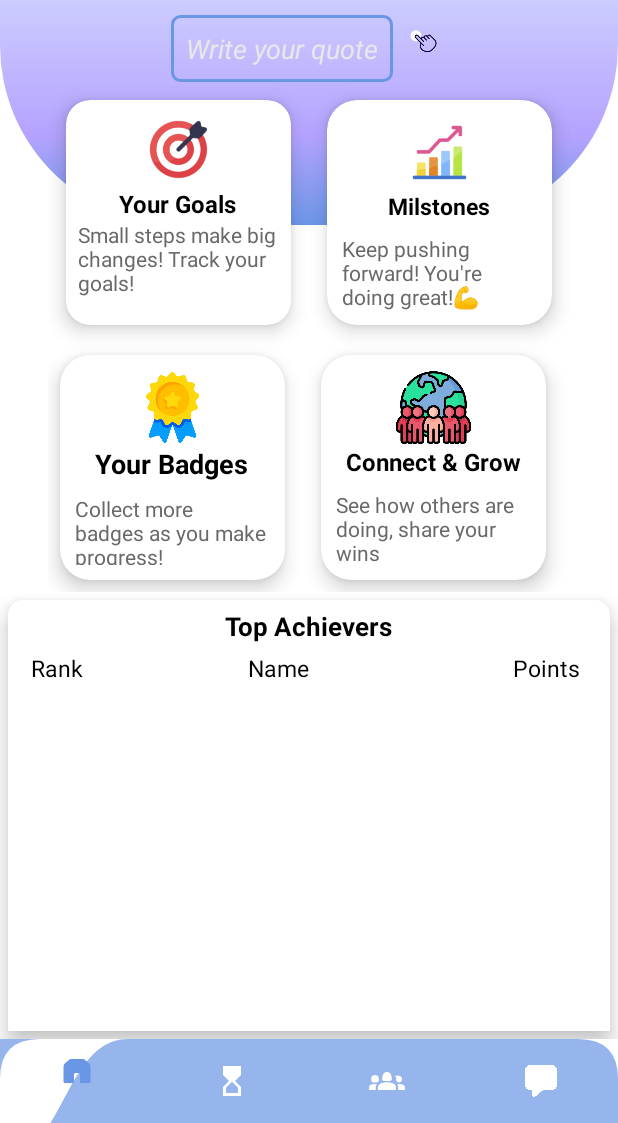
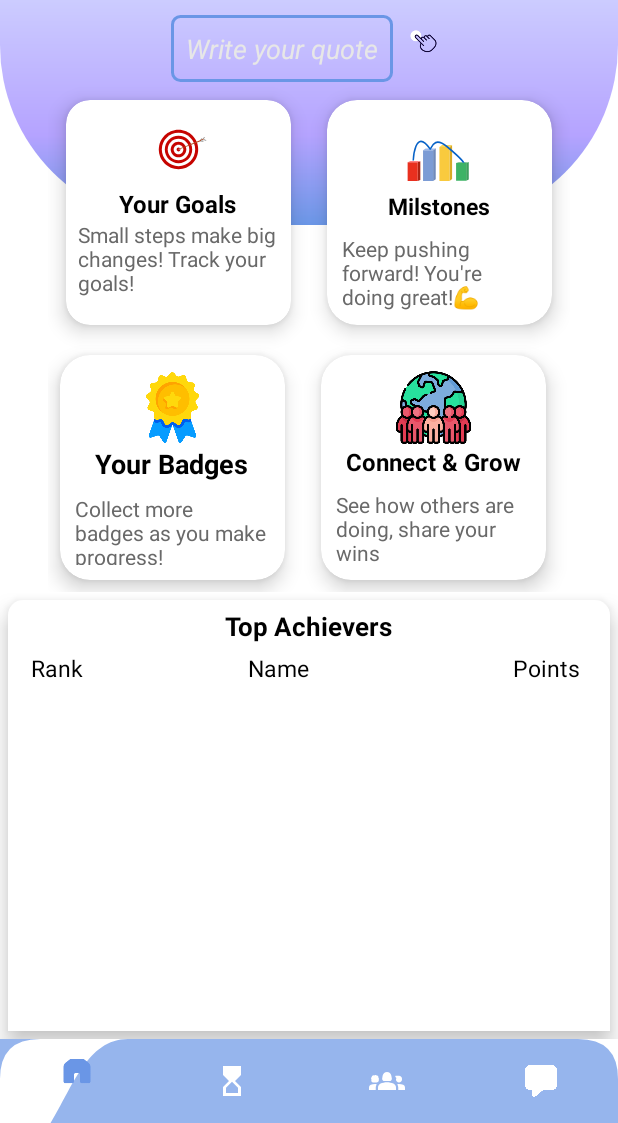
Before and after one commit to Akram-ii/New-Step, an Android app: the HomeFragment screen opened directly, with no data from a screen before it, on a phone screen of 412 x 824 dp, the part 113-1236 px from its top. Run offline under Robolectric (Android 15) with nearby library versions, the phone set to English and light mode, and no system bars; our stand-ins replace Firebase (no records; nobody signed in at launch, a user with empty details on screens opened directly), Picasso, sdp/ssp sizes; pictures from the network do not load; 2 statements that could not run were skipped.

Commit message:
animation home

```diff
--- a/app/build.gradle
+++ b/app/build.gradle
@@ -87,6 +87,7 @@ dependencies {
     implementation 'com.cloudinary:cloudinary-android:2.0.0'
     implementation 'com.github.yalantis:ucrop:2.2.8'
     implementation 'de.hdodenhof:circleimageview:3.1.0'
+    implementation 'com.airbnb.android:lottie:6.1.0'
 
 }
 apply plugin: 'com.google.gms.google-services'
--- a/app/src/main/java/com/example/newstep/Fragments/HomeFragment.java
+++ b/app/src/main/java/com/example/newstep/Fragments/HomeFragment.java
@@ -3,7 +3,7 @@ package com.example.newstep.Fragments;
 import static android.content.Context.MODE_PRIVATE;
 
 import android.content.DialogInterface;
-
+import com.airbnb.lottie.LottieAnimationView;
 import android.content.SharedPreferences;
 import android.os.Bundle;
 
@@ -53,13 +53,18 @@ public class HomeFragment extends Fragment {
     CardView ProgressCard,BadgesCard,GoalsCard,CommunityCard;
     long lastUpdatedTime;
     FirebaseFirestore fdb;
+    private LottieAnimationView progressAnimation;
+    private LottieAnimationView goalsAnimation;
+
     @Override
     public View onCreateView(LayoutInflater inflater, ViewGroup container,
                              Bundle savedInstanceState) {
         View rootView = inflater.inflate(R.layout.fragment_home, container, false);
         textViewQuote = rootView.findViewById(R.id.quote_textView);
         click=rootView.findViewById(R.id.clickIcon);
+        progressAnimation = rootView.findViewById(R.id.progressAnimation);
 
+        goalsAnimation = rootView.findViewById(R.id.goalsAnimation);
         GoalsCard=rootView.findViewById(R.id.goals_card);
         leaderBoard=rootView.findViewById(R.id.leader_board);
         CommunityCard=rootView.findViewById(R.id.commu_card);
@@ -73,7 +78,8 @@ loadUsersLeaderBoard();
         String[] quoteData = dbHelper.getQuote();
         quote = quoteData[0];
         lastUpdatedTime = Long.parseLong(quoteData[1]);
-
+        progressAnimation.playAnimation();
+        goalsAnimation.playAnimation();
         Calendar last = Calendar.getInstance();
         last.setTimeInMillis(lastUpdatedTime);
 
@@ -226,4 +232,29 @@ loadUsersLeaderBoard();
         SharedPreferences prefs = getActivity().getSharedPreferences("AppPrefs", MODE_PRIVATE);
         prefs.edit().putString("lastFragment", "HomeFragment").apply();
     }
-}
+    @Override
+    public void onResume() {
+        super.onResume();
+
+        if (progressAnimation != null) {
+            progressAnimation.resumeAnimation();
+        }
+        if (goalsAnimation != null) {
+            goalsAnimation.resumeAnimation();
+        }
+
+    }
+
+    @Override
+    public void onPause() {
+        super.onPause();
+
+        if (progressAnimation != null) {
+            progressAnimation.pauseAnimation();
+        }
+        if (goalsAnimation != null) {
+            goalsAnimation.pauseAnimation();
+        }
+    }
+
+    }
--- a/app/src/main/res/layout/fragment_home.xml
+++ b/app/src/main/res/layout/fragment_home.xml
@@ -78,12 +78,14 @@
             android:padding="8dp"
             android:orientation="vertical">
 
-                <ImageView
+            <com.airbnb.lottie.LottieAnimationView
+                android:id="@+id/goalsAnimation"
                 android:layout_width="50dp"
                 android:layout_height="50dp"
                 android:layout_gravity="center_horizontal"
-                    android:src="@drawable/goals"
-                    />
+                app:lottie_rawRes="@raw/goal"
+                app:lottie_autoPlay="true"
+                app:lottie_loop="true" />
 
                 <TextView
                     android:layout_width="wrap_content"
@@ -122,12 +124,14 @@
             android:orientation="vertical">
 
 
-
-                <ImageView
+            <com.airbnb.lottie.LottieAnimationView
+                android:id="@+id/progressAnimation"
                 android:layout_width="50dp"
                 android:layout_height="50dp"
-                    android:src="@drawable/progress_ic"
                 android:layout_gravity="center_horizontal"
+                app:lottie_rawRes="@raw/stats"
+                app:lottie_autoPlay="true"
+                app:lottie_loop="true"
                 />
 
                 <TextView
```
Also changed, not shown: app/src/main/res/raw/goal.json (added, +1 -0 lines), app/src/main/res/raw/stats.json (added, +1 -0 lines). Lines whose indentation alone changed are shown as unchanged.
